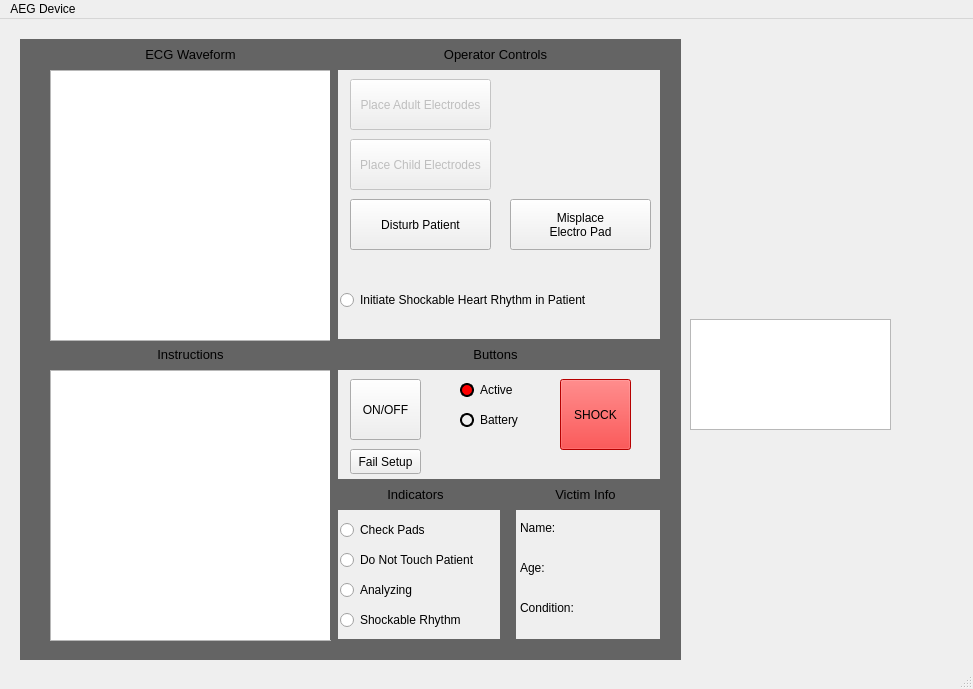
Old version of the form COMP3004-FA/mainwindow.ui in the repository ConnorG1067/COMP3004-FA.
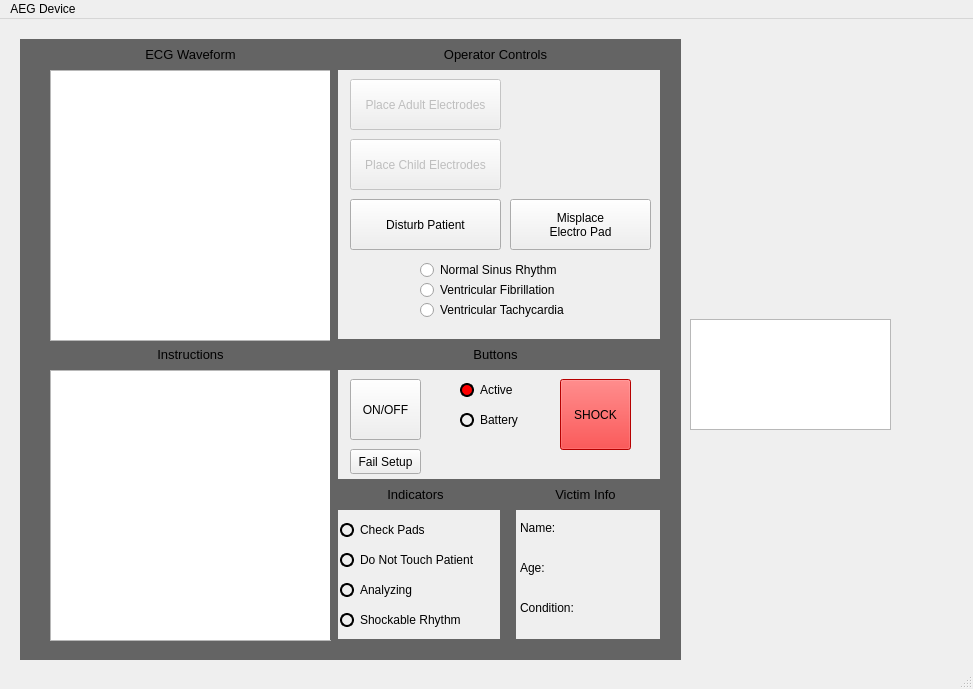
New version of the form.

Commit message:
Added indicator functionality some error checking
 Please enter the commit message for your changes. Lines starting

Patch:
```diff
--- a/COMP3004-FA/mainwindow.ui
+++ b/COMP3004-FA/mainwindow.ui
@@ -128,7 +128,7 @@
      <rect>
       <x>350</x>
       <y>60</y>
-      <width>141</width>
+      <width>151</width>
       <height>51</height>
      </rect>
     </property>
@@ -175,6 +175,21 @@
       <height>22</height>
      </rect>
     </property>
+    <property name="styleSheet">
+     <string notr="true">QRadioButton {
+    color:                  black;
+}
+
+QRadioButton::indicator {
+    width:                  10px;
+    height:                 10px;
+    border-radius:          7px;
+}
+
+QRadioButton::indicator:unchecked {
+    border:                 2px solid black;
+}</string>
+    </property>
     <property name="text">
      <string>Check Pads</string>
     </property>
@@ -188,6 +203,21 @@
       <height>22</height>
      </rect>
     </property>
+    <property name="styleSheet">
+     <string notr="true">QRadioButton {
+    color:                  black;
+}
+
+QRadioButton::indicator {
+    width:                  10px;
+    height:                 10px;
+    border-radius:          7px;
+}
+
+QRadioButton::indicator:unchecked {
+    border:                 2px solid black;
+}</string>
+    </property>
     <property name="text">
      <string>Do Not Touch Patient</string>
     </property>
@@ -201,6 +231,21 @@
       <height>22</height>
      </rect>
     </property>
+    <property name="styleSheet">
+     <string notr="true">QRadioButton {
+    color:                  black;
+}
+
+QRadioButton::indicator {
+    width:                  10px;
+    height:                 10px;
+    border-radius:          7px;
+}
+
+QRadioButton::indicator:unchecked {
+    border:                 2px solid black;
+}</string>
+    </property>
     <property name="text">
      <string>Analyzing</string>
     </property>
@@ -247,7 +292,7 @@
      <rect>
       <x>350</x>
       <y>120</y>
-      <width>141</width>
+      <width>151</width>
       <height>51</height>
      </rect>
     </property>
@@ -264,6 +309,21 @@
       <height>22</height>
      </rect>
     </property>
+    <property name="styleSheet">
+     <string notr="true">QRadioButton {
+    color:                  black;
+}
+
+QRadioButton::indicator {
+    width:                  10px;
+    height:                 10px;
+    border-radius:          7px;
+}
+
+QRadioButton::indicator:unchecked {
+    border:                 2px solid black;
+}</string>
+    </property>
     <property name="text">
      <string>Shockable Rhythm</string>
     </property>
@@ -273,7 +333,7 @@
      <rect>
       <x>350</x>
       <y>180</y>
-      <width>141</width>
+      <width>151</width>
       <height>51</height>
      </rect>
     </property>
@@ -317,14 +377,14 @@
    <widget class="QRadioButton" name="initiateRhythm">
     <property name="geometry">
      <rect>
-      <x>340</x>
-      <y>270</y>
-      <width>301</width>
+      <x>420</x>
+      <y>260</y>
+      <width>161</width>
       <height>22</height>
      </rect>
     </property>
     <property name="text">
-     <string>Initiate Shockable Heart Rhythm in Patient</string>
+     <string>Ventricular Fibrillation</string>
     </property>
    </widget>
    <widget class="QLabel" name="label_7">
@@ -600,6 +660,32 @@
      </rect>
     </property>
    </widget>
+   <widget class="QRadioButton" name="ventricularTachycardiaRB">
+    <property name="geometry">
+     <rect>
+      <x>420</x>
+      <y>280</y>
+      <width>181</width>
+      <height>22</height>
+     </rect>
+    </property>
+    <property name="text">
+     <string>Ventricular Tachycardia</string>
+    </property>
+   </widget>
+   <widget class="QRadioButton" name="normalSinusRhythmRB">
+    <property name="geometry">
+     <rect>
+      <x>420</x>
+      <y>240</y>
+      <width>161</width>
+      <height>22</height>
+     </rect>
+    </property>
+    <property name="text">
+     <string>Normal Sinus Rhythm</string>
+    </property>
+   </widget>
   </widget>
   <widget class="QMenuBar" name="menubar">
    <property name="geometry">
```
Left out of the diff: 2 changed lines with no effect on the pictures. The commit also changes 4 other files.
